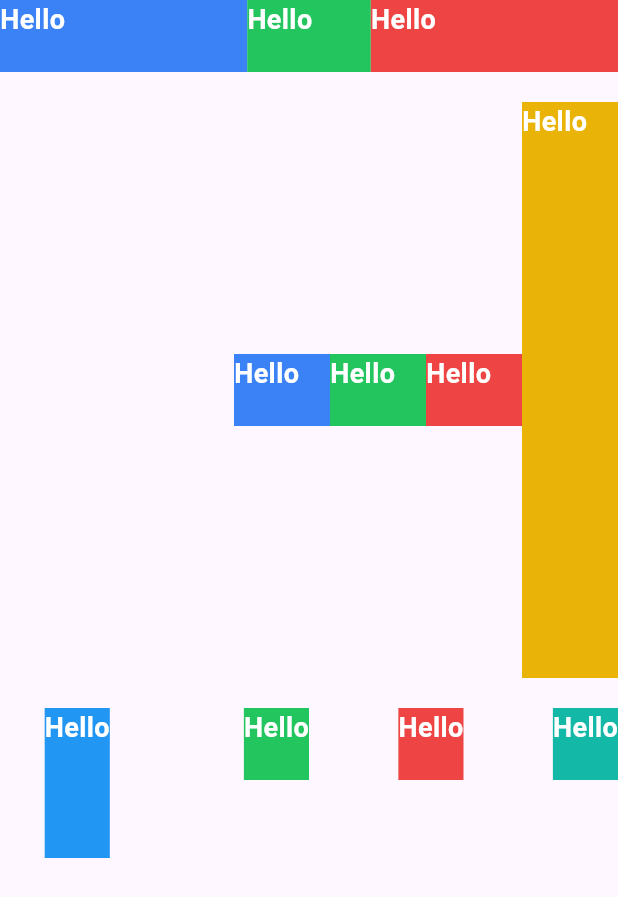
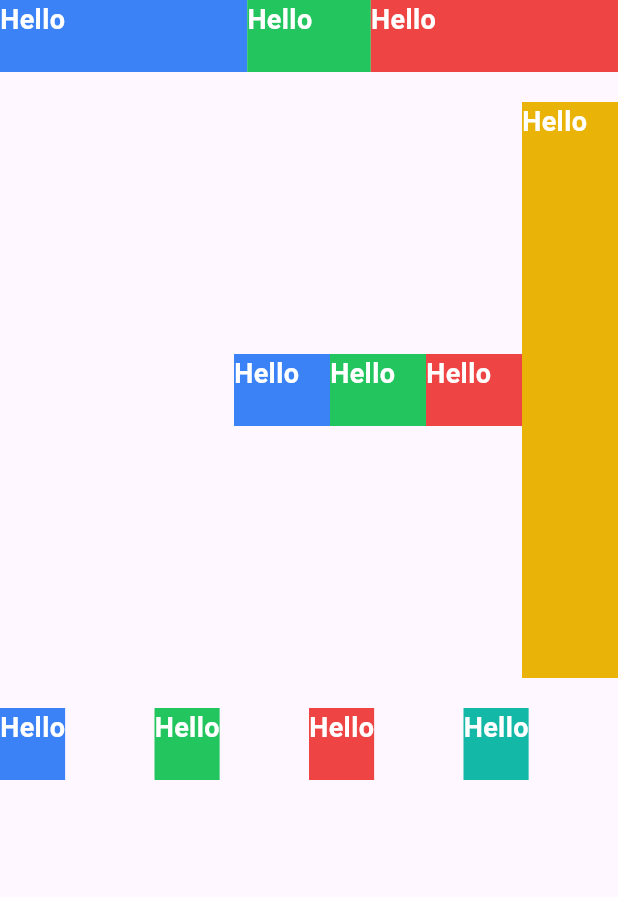
Before and after one commit to MRGRAVITY817/flutterwind, a Flutter app: the screen it shows after launch, on a phone screen of 412 x 824 dp. Shown: the top 897 px of the screen. Run offline on Flutter 3.47's test engine with Material 3 defaults, Android fonts, the phone set to English and light mode, and no system bars; drawn by our look-alikes of flutter_layout_grid.

Commit message:
feat(flexbox_grid): add parse_grid_auto_flow.dart

```diff
--- a/example/lib/main.dart
+++ b/example/lib/main.dart
@@ -1,5 +1,4 @@
 import 'package:flutter/material.dart';
-import 'package:flutter_layout_grid/flutter_layout_grid.dart';
 import 'package:flutterwind/flutterwind.dart';
 
 void main() {
@@ -96,22 +95,14 @@ class MyHomePage extends StatelessWidget {
             ),
             const SizedBox(height: 20),
             FwGrid(
-              style: "grid-cols-4 grid-rows-2 gap-4 justify-items-end",
+              style:
+                  "grid-cols-4 grid-rows-4 gap-4 justify-items-start grid-flow-col",
               children: [
-                SizedBox(
-                  width: double.infinity,
-                  child: Row(
-                    mainAxisAlignment: MainAxisAlignment.center,
-                    children: [
-                      Container(
-                        color: Colors.blue,
-                        height: 100,
-                        child: FwText(
-                          style: "text-lg text-white font-bold",
-                          text: "Hello",
-                        ),
-                      ),
-                    ],
+                FwContainer(
+                  style: "h-12 bg-blue-500",
+                  child: FwText(
+                    style: "text-lg text-white font-bold",
+                    text: "Hello",
                   ),
                 ),
                 FwContainer(
--- a/lib/src/parse_style/parse_style.dart
+++ b/lib/src/parse_style/parse_style.dart
@@ -3,6 +3,7 @@ import 'package:flutterwind/src/parse_style/flexbox_grid/parse_align_items.dart'
 import 'package:flutterwind/src/parse_style/flexbox_grid/parse_align_self.dart';
 import 'package:flutterwind/src/parse_style/flexbox_grid/parse_flex.dart';
 import 'package:flutterwind/src/parse_style/flexbox_grid/parse_flex_direction.dart';
+import 'package:flutterwind/src/parse_style/flexbox_grid/parse_grid_auto_flow.dart';
 import 'package:flutterwind/src/parse_style/flexbox_grid/parse_grid_cols_subgrid.dart';
 import 'package:flutterwind/src/parse_style/flexbox_grid/parse_grid_column_start_end.dart';
 import 'package:flutterwind/src/parse_style/flexbox_grid/parse_grid_row_start_end.dart';
@@ -78,6 +79,7 @@ Map<String, dynamic> parseStyle(String style, Size size) {
     ...parseGridRowStartEnd(classes),
     ...parseJustifyContent(classes),
     ...parseJustifyItems(classes),
+    ...parseGridAutoFlow(classes),
     // Typography
     ...parseFontSize(classes),
     ...parseFontWeight(classes),
--- a/lib/src/widgets/fw_container.dart
+++ b/lib/src/widgets/fw_container.dart
@@ -59,12 +59,9 @@ class FwContainer extends StatelessWidget {
     // in a Row with mainAxisAlignment equal to the justify-items value
     final gridParentStyle = gridParent.style;
 
-    print("gridParentStyle: $gridParentStyle");
-
     if (gridParentStyle != null) {
       final justifyItems = parseJustifyItems(gridParentStyle.split(" "));
       if (justifyItems.isNotEmpty) {
-        print("justifyItems: $justifyItems");
         return Row(
           mainAxisAlignment:
               justifyItems["justify-items"] ?? MainAxisAlignment.start,
--- a/lib/src/widgets/fw_grid.dart
+++ b/lib/src/widgets/fw_grid.dart
@@ -34,6 +34,7 @@ class FwGrid extends StatelessWidget {
       style: style,
       child: LayoutGrid(
         gridFit: GridFit.expand,
+        autoPlacement: fwStyle.autoPlacement ?? AutoPlacement.rowSparse,
         textDirection: TextDirection.ltr,
         columnSizes: List.generate(
           columns,
@@ -56,6 +57,7 @@ class FwGridStyle {
   final double? runSpacing;
   final CrossAxisAlignment? alignSelf;
   final bool isSubgrid;
+  final AutoPlacement? autoPlacement;
 
   const FwGridStyle({
     this.columns,
@@ -64,6 +66,7 @@ class FwGridStyle {
     this.runSpacing,
     this.alignSelf,
     this.isSubgrid = false,
+    this.autoPlacement,
   });
 
   factory FwGridStyle.from(String style, BuildContext context) {
@@ -76,6 +79,7 @@ class FwGridStyle {
       runSpacing: styleMap["row-gap"],
       alignSelf: styleMap["align-self"],
       isSubgrid: styleMap["subgrid"] ?? false,
+      autoPlacement: styleMap["grid-auto-flow"],
     );
   }
 }
```
Also changed, not shown: lib/src/parse_style/flexbox_grid/parse_grid_auto_flow.dart (added, +41 -0 lines), 2 other files.
